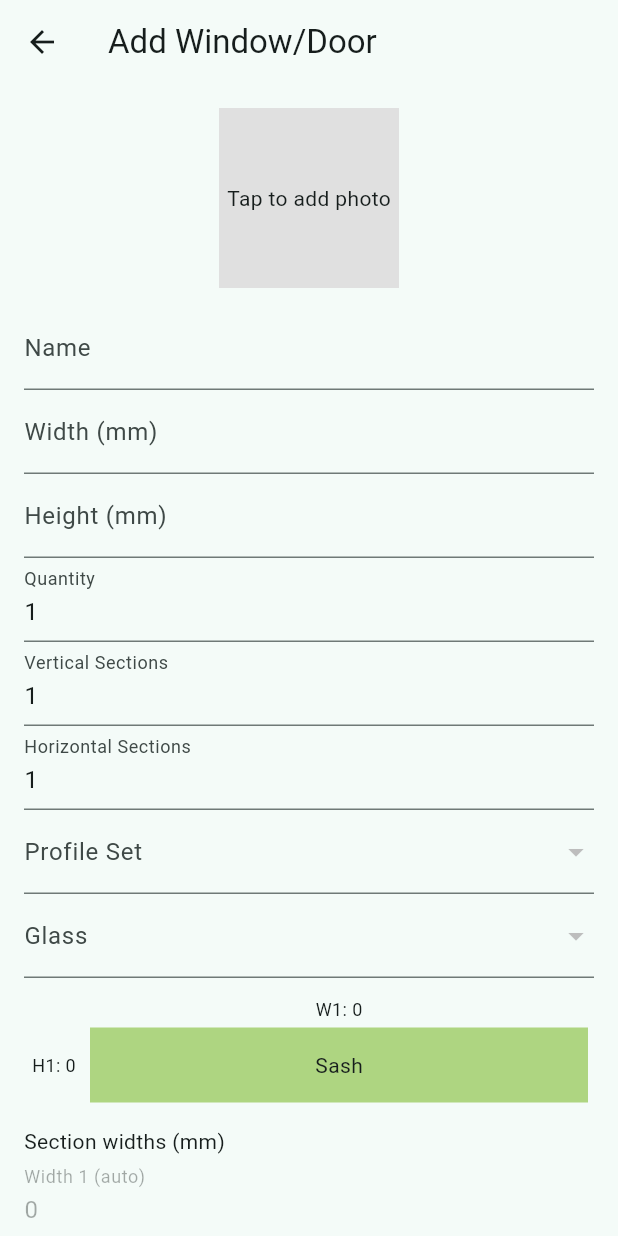
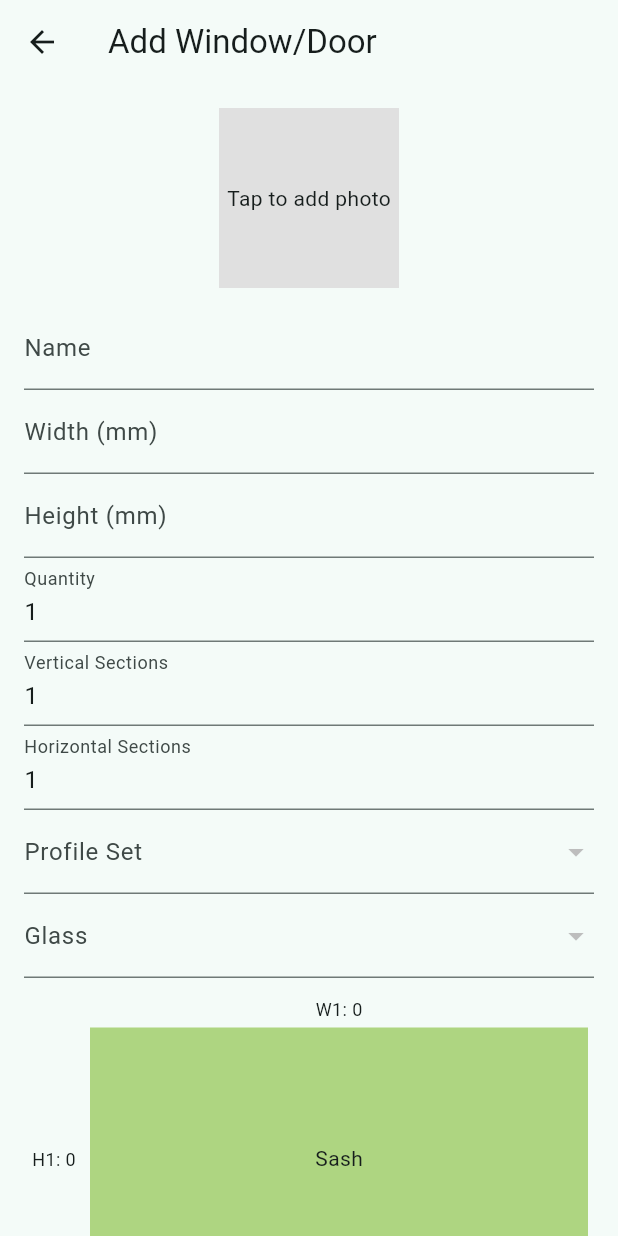
Before and after one commit to drilonkrivaqa/crystal_upvc, a Flutter app: the WindowDoorItemPage screen opened directly with empty values, on a phone screen of 412 x 824 dp. Run offline on Flutter 3.47's test engine with Material 3 defaults, Android fonts, the phone set to English and light mode, and no system bars; our stand-ins replace hive, hive_flutter, image_picker, pdf, printing; accounts and stored records are empty.

Commit message:
Use exact section sizes for cost calculations

```diff
--- a/lib/pages/window_door_item_page.dart
+++ b/lib/pages/window_door_item_page.dart
@@ -166,7 +166,10 @@ class _WindowDoorItemPageState extends State<WindowDoorItemPage> {
               onChanged: (val) => setState(() => glassIndex = val ?? 0),
             ),
             const SizedBox(height: 12),
-            _buildGrid(),
+            SizedBox(
+              height: 200,
+              child: _buildGrid(),
+            ),
             const SizedBox(height: 12),
             _buildDimensionInputs(),
             TextField(controller: priceController, decoration: const InputDecoration(labelText: 'Manual Price (optional)'), keyboardType: TextInputType.number),
@@ -444,6 +447,7 @@ class _WindowDoorItemPageState extends State<WindowDoorItemPage> {
               const SizedBox(width: 40),
               for (int c = 0; c < verticalSections; c++)
                 Expanded(
+                  flex: sectionWidths[c] > 0 ? sectionWidths[c] : 1,
                   child: Center(
                     child: Text(
                       'W${c + 1}: ${sectionWidths[c]}',
@@ -454,8 +458,10 @@ class _WindowDoorItemPageState extends State<WindowDoorItemPage> {
             ],
           ),
         for (int r = 0; r < horizontalSections; r++)
-          Row(
-            crossAxisAlignment: CrossAxisAlignment.center,
+          Expanded(
+            flex: sectionHeights[r] > 0 ? sectionHeights[r] : 1,
+            child: Row(
+              crossAxisAlignment: CrossAxisAlignment.stretch,
               children: [
                 SizedBox(
                   width: 40,
@@ -468,14 +474,15 @@ class _WindowDoorItemPageState extends State<WindowDoorItemPage> {
                 ),
                 for (int c = 0; c < verticalSections; c++)
                   Expanded(
+                    flex: sectionWidths[c] > 0 ? sectionWidths[c] : 1,
                     child: GestureDetector(
                       onTap: () {
                         int index = r * verticalSections + c;
-                      setState(() => fixedSectors[index] = !fixedSectors[index]);
+                        setState(() =>
+                            fixedSectors[index] = !fixedSectors[index]);
                       },
                       child: Container(
                         margin: const EdgeInsets.all(4),
-                      height: 50,
                         color: fixedSectors[r * verticalSections + c]
                             ? Colors.grey[400]
                             : Colors.lightGreen[300],
@@ -490,6 +497,7 @@ class _WindowDoorItemPageState extends State<WindowDoorItemPage> {
                     ),
                   ),
               ],
+            ),
           ),
       ],
     );
```
Also changed, not shown: lib/models.dart (+47 -35 lines). Lines whose indentation alone changed are shown as unchanged.
